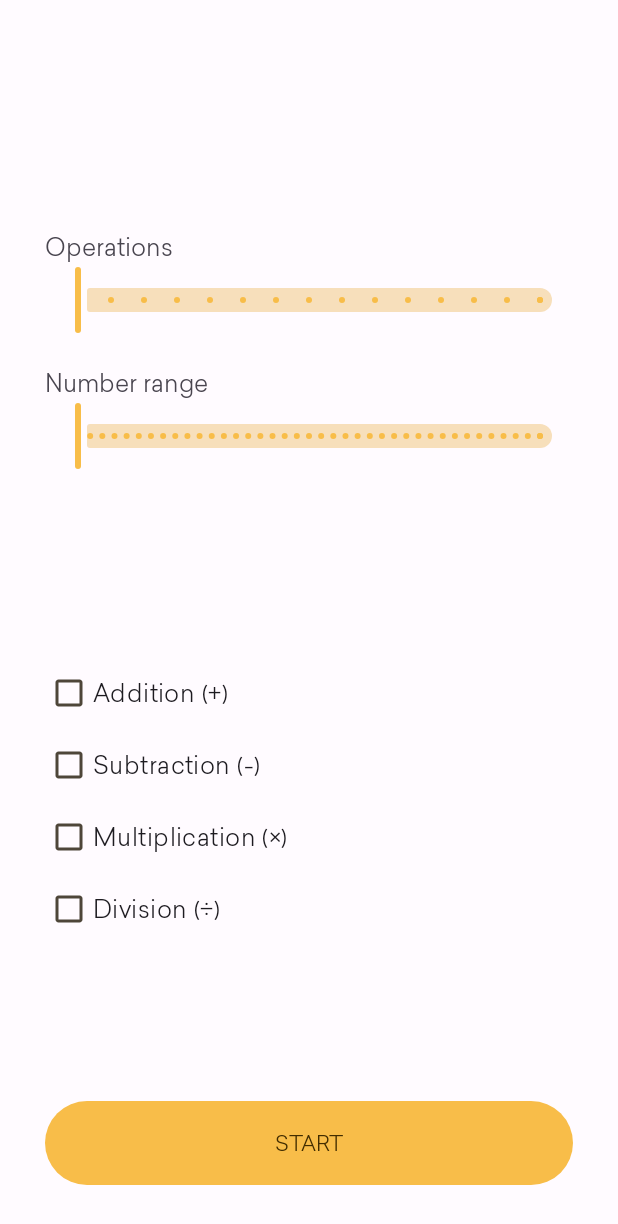
After one commit to hexley21/ArithMathics, an Android app: the fragment CustomFragment placed in its activity, on a phone screen of 412 x 824 dp. The commit adds this screen. Shown: the top 1224 px of the screen. Run offline under Robolectric (Android 15) with nearby library versions, the phone set to English and light mode, and no system bars; our stand-ins replace Dagger/Hilt's generated code.

Commit message:
add question/answer ability

```diff
--- /dev/null
+++ b/app/src/main/java/com/hxl/arithmagame/presentation/fragment/custom/CustomFragment.kt
@@ -0,0 +1,34 @@
+package com.hxl.arithmagame.presentation.fragment.custom
+
+import android.os.Bundle
+import android.view.LayoutInflater
+import android.view.View
+import android.view.ViewGroup
+import androidx.fragment.app.Fragment
+import com.hxl.arithmagame.databinding.FragmentCustomBinding
+import com.hxl.arithmagame.presentation.activity.MainActivity
+import com.hxl.arithmagame.presentation.fragment.game.GameFragment
+
+class CustomFragment: Fragment() {
+    companion object{
+        const val TAG = "custom_fragment"
+    }
+
+    private lateinit var binding: FragmentCustomBinding
+
+    override fun onCreateView(
+        inflater: LayoutInflater,
+        container: ViewGroup?,
+        savedInstanceState: Bundle?
+    ): View {
+        binding = FragmentCustomBinding.inflate(layoutInflater, container, false)
+        return binding.root
+    }
+
+    override fun onViewCreated(view: View, savedInstanceState: Bundle?) {
+        super.onViewCreated(view, savedInstanceState)
+        binding.btnStartCustom.setOnClickListener {
+            (requireActivity() as MainActivity).replaceFragment(GameFragment(), GameFragment.TAG)
+        }
+    }
+}
--- a/app/src/main/java/com/hxl/arithmagame/presentation/fragment/menu/MenuFragment.kt
+++ b/app/src/main/java/com/hxl/arithmagame/presentation/fragment/menu/MenuFragment.kt
@@ -12,6 +12,7 @@ import androidx.fragment.app.viewModels
 import com.hxl.arithmagame.R
 import com.hxl.arithmagame.databinding.FragmentMenuBinding
 import com.hxl.arithmagame.presentation.activity.MainActivity
+import com.hxl.arithmagame.presentation.fragment.custom.CustomFragment
 import com.hxl.arithmagame.presentation.fragment.dialogs.language.LanguageDialog
 import com.hxl.arithmagame.presentation.fragment.dialogs.theme.ThemeDialog
 import com.hxl.arithmagame.presentation.fragment.game.GameFragment
@@ -76,7 +77,12 @@ class MenuFragment : Fragment() {
         }
 
         binding.btnStart.setOnClickListener {
-            (requireActivity() as MainActivity).replaceFragment(GameFragment(), GameFragment.TAG)
+            if (vm.mode != 3){
+                (requireActivity() as MainActivity).replaceFragment(GameFragment(), GameFragment.TAG)
+            }
+            else {
+                (requireActivity() as MainActivity).replaceFragment(CustomFragment(), CustomFragment.TAG)
+            }
         }
         return binding.root
     }
--- /dev/null
+++ b/app/src/main/res/layout/fragment_custom.xml
@@ -0,0 +1,114 @@
+<?xml version="1.0" encoding="utf-8"?>
+<androidx.constraintlayout.widget.ConstraintLayout xmlns:android="http://schemas.android.com/apk/res/android"
+    xmlns:app="http://schemas.android.com/apk/res-auto"
+    xmlns:tools="http://schemas.android.com/tools"
+    android:id="@+id/linearLayout2"
+    android:layout_width="match_parent"
+    android:layout_height="match_parent"
+    android:padding="30dp">
+
+    <TextView
+        android:id="@+id/tv_operations"
+        android:layout_width="0dp"
+        android:layout_height="wrap_content"
+        android:text="@string/operations"
+        android:textSize="16sp"
+        app:layout_constraintBottom_toTopOf="@+id/sl_operations"
+        app:layout_constraintEnd_toEndOf="parent"
+        app:layout_constraintHorizontal_bias="0.5"
+        app:layout_constraintStart_toStartOf="parent"
+        app:layout_constraintTop_toTopOf="parent"
+        app:layout_constraintVertical_chainStyle="packed" />
+
+    <com.google.android.material.slider.Slider
+        android:id="@+id/sl_operations"
+        android:layout_width="wrap_content"
+        android:layout_height="wrap_content"
+        android:layout_marginBottom="20dp"
+        android:stepSize="1.0"
+        android:valueFrom="1.0"
+        android:valueTo="15.0"
+        app:layout_constraintBottom_toTopOf="@+id/tv_range"
+        app:layout_constraintEnd_toEndOf="parent"
+        app:layout_constraintHorizontal_bias="0.5"
+        app:layout_constraintStart_toStartOf="@+id/tv_operations"
+        app:layout_constraintTop_toBottomOf="@+id/tv_operations" />
+
+    <TextView
+        android:id="@+id/tv_range"
+        android:layout_width="0dp"
+        android:layout_height="wrap_content"
+        android:text="@string/num_range"
+        android:textSize="16sp"
+        app:layout_constraintBottom_toTopOf="@+id/sl_range"
+        app:layout_constraintEnd_toEndOf="parent"
+        app:layout_constraintHorizontal_bias="0.5"
+        app:layout_constraintStart_toStartOf="parent"
+        app:layout_constraintTop_toBottomOf="@+id/sl_operations" />
+
+    <com.google.android.material.slider.Slider
+        android:id="@+id/sl_range"
+        android:layout_width="wrap_content"
+        android:layout_height="wrap_content"
+        android:stepSize="1.0"
+        android:valueFrom="1.0"
+        android:valueTo="1000.0"
+        app:layout_constraintBottom_toTopOf="@+id/cb_op1"
+        app:layout_constraintEnd_toEndOf="parent"
+        app:layout_constraintHorizontal_bias="0.5"
+        app:layout_constraintStart_toStartOf="@+id/tv_range"
+        app:layout_constraintTop_toBottomOf="@+id/tv_range" />
+
+    <CheckBox
+        android:id="@+id/cb_op1"
+        android:layout_width="0dp"
+        android:layout_height="wrap_content"
+        android:text="@string/addition"
+        android:textSize="16sp"
+        app:layout_constraintBottom_toTopOf="@+id/cb_op2"
+        app:layout_constraintEnd_toEndOf="parent"
+        app:layout_constraintStart_toStartOf="parent" />
+
+    <CheckBox
+        android:id="@+id/cb_op2"
+        android:layout_width="0dp"
+        android:layout_height="wrap_content"
+        android:text="@string/subtraction"
+        android:textSize="16sp"
+        app:layout_constraintBottom_toTopOf="@+id/cb_op3"
+        app:layout_constraintEnd_toEndOf="parent"
+        app:layout_constraintStart_toStartOf="parent" />
+
+    <CheckBox
+        android:id="@+id/cb_op3"
+        android:layout_width="0dp"
+        android:layout_height="wrap_content"
+        android:text="@string/multiplication"
+        android:textSize="16sp"
+        app:layout_constraintBottom_toTopOf="@+id/cb_op4"
+        app:layout_constraintEnd_toEndOf="parent"
+        app:layout_constraintStart_toStartOf="parent" />
+
+    <CheckBox
+        android:id="@+id/cb_op4"
+        android:layout_width="0dp"
+        android:layout_height="wrap_content"
+        android:layout_marginBottom="100dp"
+        android:text="@string/division"
+        android:textSize="16sp"
+        app:layout_constraintBottom_toTopOf="@+id/btn_start_custom"
+        app:layout_constraintEnd_toEndOf="parent"
+        app:layout_constraintStart_toStartOf="parent" />
+
+    <Button
+        android:id="@+id/btn_start_custom"
+        android:layout_width="0dp"
+        android:layout_height="64dp"
+        android:capitalize="sentences"
+        android:text="@string/start"
+        android:textAllCaps="true"
+        app:layout_constraintBottom_toBottomOf="parent"
+        app:layout_constraintEnd_toEndOf="parent"
+        app:layout_constraintStart_toStartOf="parent" />
+
+</androidx.constraintlayout.widget.ConstraintLayout>
```
